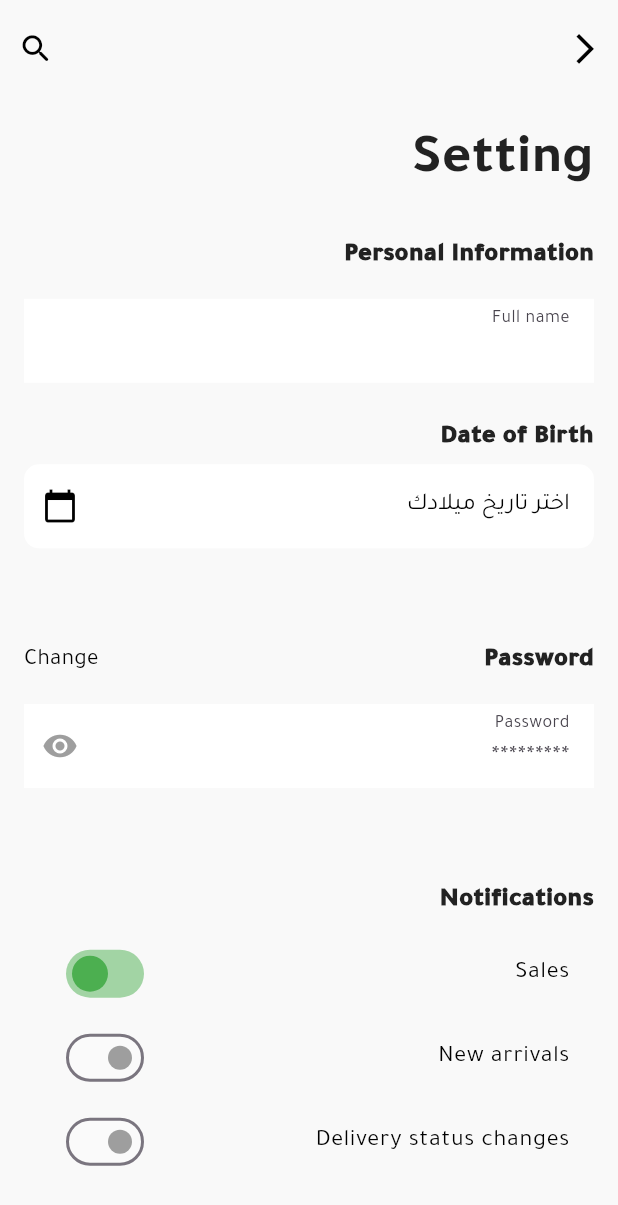
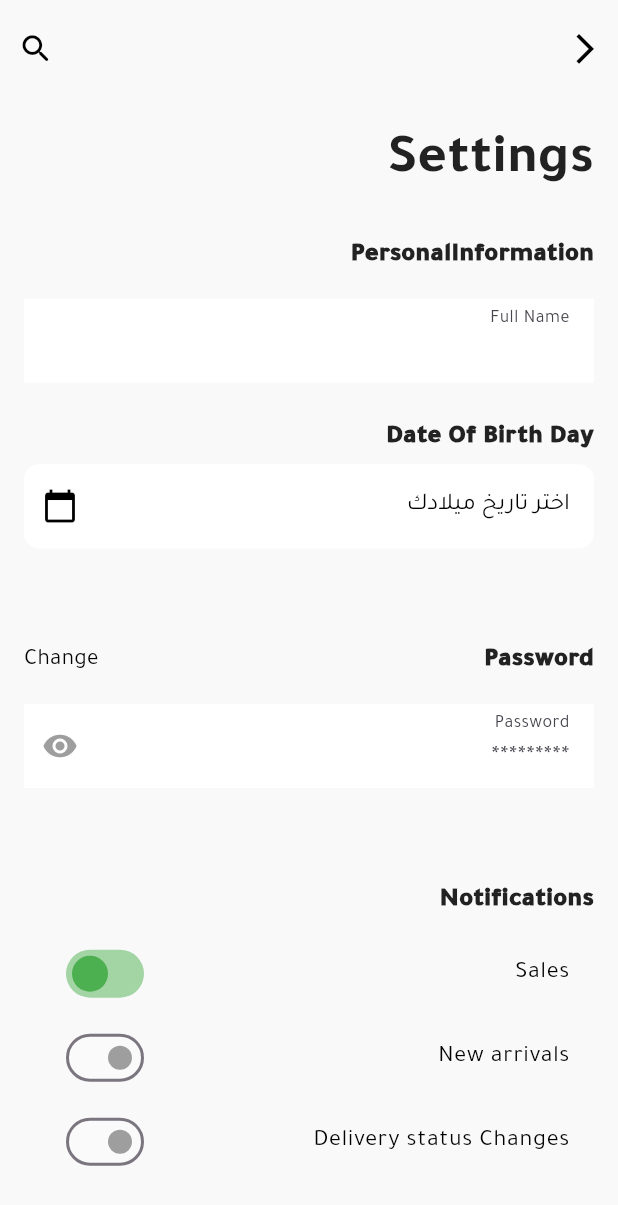
Before and after one commit to ideasandconceptsit/khayat_team1, a Flutter app: the screen it shows after launch, scrolled down 47 dp, after a tap on "Settings", on a phone screen of 412 x 824 dp. Shown: the top 1205 px of the screen. Run offline on Flutter 3.47's test engine with Material 3 defaults, Android fonts, the phone set to English and light mode, and no system bars; our stand-ins replace cached_network_image, dio, flutter_screenutil, flutter_svg, get, get_storage and 1 more; missing offline and left inert: awesome_dio_interceptor.

Commit message:
Add new strings for order details and update existing strings in English and Arabic

```diff
--- a/lib/core/app_strings.dart
+++ b/lib/core/app_strings.dart
@@ -33,12 +33,15 @@ class AppStrings {
   static const String cancelled = "Cancelled";
   static const String delivered = "Delivered";
   static const String details = "Details";
+   static const String orderdetails = "Order Details";
   static const String order = "Order";
   static const String orderDate = "Order Date";
   static const String quantity = "Quantity";
   static const String trackingNumber = "Tracking number";
   static const String unpaid = "Unpaid";
   static const String itemsInOrder = "Items in order";
+    static const String delivreymethod= "Deleviry Methoud";
+
 
   //! Order Details
   static const String items = "Items";
@@ -54,5 +57,7 @@ class AppStrings {
   static const String sales = "Sales";
   static const String newarrivals= "New arrivals";
   static const String deliverystatuschanges = "Delivery status Changes";
+    static const String fullname = "Full Name";
+
 
 }
--- a/lib/core/translations/ar.dart
+++ b/lib/core/translations/ar.dart
@@ -86,6 +86,9 @@ const Map<String, String> ar = {
   AppStrings.discount: "الخصم",
   AppStrings.reorder: "إعادة الطلب",
   AppStrings.home: "الرئيسية",
+   AppStrings.orderdetails: "تفاصيل الطلبات",
+      AppStrings.delivreymethod: "طريقة التوصيل",
+
 
  //! My Settings View
   AppStrings.personalinformation: "المعلومات الشخصية",
@@ -94,6 +97,8 @@ const Map<String, String> ar = {
   AppStrings.sales: "التخفيضات",
   AppStrings.newarrivals: "الوافدون الجدد",
   AppStrings.deliverystatuschanges: "تغييرات حالة التوصيل",
+    AppStrings.fullname: "الاسم بالكامل",
+
 
 
 };
--- a/lib/core/translations/en.dart
+++ b/lib/core/translations/en.dart
@@ -86,6 +86,10 @@ const Map<String, String> en = {
   AppStrings.discount: "Discount",
   AppStrings.reorder: "Reorder",
   AppStrings.home: "Home",
+     AppStrings.orderdetails: "Order Details",
+          AppStrings.delivreymethod: "Deleviry Methoud",
+
+
 
   //! My Settings View
   AppStrings.personalinformation: "Personal Information",
@@ -94,4 +98,6 @@ const Map<String, String> en = {
   AppStrings.sales: "Sales",
   AppStrings.newarrivals: "New Arrivals",
   AppStrings.deliverystatuschanges: "Delivery Status Changes",
+    AppStrings.fullname: "Full Name",
+
 };
--- a/lib/features/profile/view/details_view.dart
+++ b/lib/features/profile/view/details_view.dart
@@ -1,6 +1,7 @@
 import 'package:flutter/material.dart';
 import 'package:flutter_screenutil/flutter_screenutil.dart';
 import 'package:team1_khayat/core/app_colors.dart';
+import 'package:team1_khayat/core/app_strings.dart';
 import 'package:team1_khayat/core/app_styles.dart';
 import 'package:team1_khayat/features/profile/view/widget/build_item_list_order_details.dart';
 import 'package:team1_khayat/features/profile/view/widget/build_order_info_list.dart';
@@ -14,7 +15,7 @@ class DetailsView extends StatelessWidget {
   Widget build(BuildContext context) {
     return Scaffold(
       appBar: const CustomAppBar(
-        title: 'Order Details',
+        title:  AppStrings.orderdetails,
         arrowBackVisibility: true,
         actionIcon: Icons.search_outlined,
       ),
@@ -31,7 +32,7 @@ class DetailsView extends StatelessWidget {
               ),
             ),
             SliverToBoxAdapter(
-              child: Text('3 items',
+              child: Text( AppStrings.items,
                   style: AppTextStyles.tajawaltextStyle14
                       .copyWith(color: AppColors.grey)),
             ),
--- a/lib/features/profile/view/setting_view.dart
+++ b/lib/features/profile/view/setting_view.dart
@@ -1,5 +1,6 @@
 import 'package:flutter/material.dart';
 import 'package:flutter_screenutil/flutter_screenutil.dart';
+import 'package:team1_khayat/core/app_strings.dart';
 import 'package:team1_khayat/features/profile/view/widget/header_view_widget.dart';
 import 'package:team1_khayat/features/profile/view/widget/seting_personal_section.dart';
 import 'package:team1_khayat/shared/custom_app_bar/custom_app_bar.dart';
@@ -18,7 +19,7 @@ class SettingView extends StatelessWidget {
         padding: const EdgeInsets.all(16.0),
         child: CustomScrollView(
           slivers: [
-            SliverToBoxAdapter(child: HeaderSection(text: 'Setting')),
+            SliverToBoxAdapter(child: HeaderSection(text: AppStrings.settings)),
             SliverToBoxAdapter(
               child: SizedBox(height: 15.h),
             ),
--- a/lib/features/profile/view/widget/body.dart
+++ b/lib/features/profile/view/widget/body.dart
@@ -1,5 +1,6 @@
 import 'package:flutter/material.dart';
 import 'package:flutter_screenutil/flutter_screenutil.dart';
+import 'package:team1_khayat/core/app_strings.dart';
 import 'package:team1_khayat/features/profile/view/widget/custom_cirecle_image.dart';
 import 'package:team1_khayat/features/profile/view/widget/sliver_list_profile_option.dart';
 
@@ -16,7 +17,7 @@ class Body extends StatelessWidget {
             child: CustomScrollView(
               physics: const BouncingScrollPhysics(),
               slivers: [
-                SliverToBoxAdapter(child: HeaderSection(text: 'My profile')),
+                SliverToBoxAdapter(child: HeaderSection(text: AppStrings.myProfile)),
                   SliverToBoxAdapter(
                   child: SizedBox(height: 17.h),
                 ),
--- a/lib/features/profile/view/widget/seting_personal_section.dart
+++ b/lib/features/profile/view/widget/seting_personal_section.dart
@@ -1,5 +1,6 @@
 import 'package:flutter/material.dart';
 import 'package:flutter_screenutil/flutter_screenutil.dart';
+import 'package:team1_khayat/core/app_strings.dart';
 import 'package:team1_khayat/core/app_styles.dart';
 import 'package:team1_khayat/shared/app_bottom_sheet/app_bottom_sheet.dart';
 import 'package:team1_khayat/shared/custom_date_picker_field/custom_date_picker_field.dart';
@@ -18,25 +19,25 @@ class SettingsPersonalInformationSection extends StatelessWidget {
     return Column(
       crossAxisAlignment: CrossAxisAlignment.start,
       children: [
-       _buildSectionTitle('Personal Information'),
-       CustomFormField( labelText: 'Full name',),
+       _buildSectionTitle(AppStrings.personalinformation),
+       CustomFormField( labelText: AppStrings.fullname,),
        SizedBox(height:24.h ,),
-       const CustomDatePickerField(label:  'Date of Birth',),
+       const CustomDatePickerField(label:  AppStrings.dateofbirthday,),
 
         SizedBox(height: 54.h),
-        _buildSectionTitle('Password', actionText: 'Change',
+        _buildSectionTitle( AppStrings.password, actionText:  AppStrings.change,
          onActionTap: () {
           showCustomAppBottomSheet(context ,
           height: MediaQuery.of(context).size.height *0.7,
           child: const PasswordChangeBottomSheet(),);
         },
         ),
-        CustomFormField(labelText: 'Password' ,obscureText: true , hintText: '*********',),
+        CustomFormField(labelText:  AppStrings.password ,obscureText: true , hintText: '*********',),
         SizedBox(height: 54.h),
-        _buildSectionTitle('Notifications'),
-      const CustomSwitchTile(title: 'Sales', initialValue: true),
-        const CustomSwitchTile(title: 'New arrivals', initialValue: false),
-        const CustomSwitchTile(title: 'Delivery status changes', initialValue: false),
+        _buildSectionTitle( AppStrings.notifications),
+      const CustomSwitchTile(title: AppStrings.sales, initialValue: true),
+        const CustomSwitchTile(title:  AppStrings.newarrivals, initialValue: false),
+        const CustomSwitchTile(title:  AppStrings.deliverystatuschanges, initialValue: false),
       ],
     );
   }
--- a/lib/features/profile/view/widget/sliver_list_profile_option.dart
+++ b/lib/features/profile/view/widget/sliver_list_profile_option.dart
@@ -1,4 +1,5 @@
 import 'package:flutter/material.dart';
+import 'package:team1_khayat/core/app_strings.dart';
 import 'package:team1_khayat/features/profile/view/widget/profile_option.dart';
 import 'package:team1_khayat/shared/navigation_service.dart';
 import 'package:team1_khayat/state_managment/app_routers.dart';
@@ -13,16 +14,16 @@ class SliverListProfileOption extends StatelessWidget {
     physics: const NeverScrollableScrollPhysics(),
     children: [
       ProfileOption(
-        title: 'My orders', subtitle: 'Already have 12 orders',
+        title: AppStrings.myOrders, subtitle: AppStrings.alreadyHaveOrders,
          onTap: () {
           NavigationService.to( Routes.myOrderView , arguments: null);
 
         }),
-      ProfileOption(title: 'Shipping addresses', subtitle: '3 addresses'),
-      ProfileOption(title: 'Payment methods', subtitle: 'Visa **34'),
-      ProfileOption(title: 'Promocodes', subtitle: 'You have special promocodes'),
-      ProfileOption(title: 'My reviews', subtitle: 'Reviews for 4 items'),
-      ProfileOption(title: 'Settings', subtitle: 'Notifications, password',
+      ProfileOption(title: AppStrings.shippingAddresses, subtitle: AppStrings.numAddresses),
+      ProfileOption(title: AppStrings.paymentMethods, subtitle: 'Visa **34'),
+      ProfileOption(title: AppStrings.promoCodes, subtitle: AppStrings.youHaveSpecialPromoCodes),
+      ProfileOption(title: AppStrings.myReviews, subtitle:AppStrings.reviewsForItems),
+      ProfileOption(title: AppStrings.settings, subtitle:'${AppStrings.notifications}, ${AppStrings.password}' ,
        onTap: () {
           NavigationService.to( Routes.settingView , arguments: null);
 
```
Also changed, not shown: lib/features/profile/view/widget/build_category_section.dart (+4 -3 lines), lib/features/profile/view/widget/build_order_info_list.dart (+9 -8 lines), lib/features/profile/view/widget/order_card.dart (+7 -6 lines), lib/features/profile/view/widget/order_pages.dart (+4 -3 lines).
